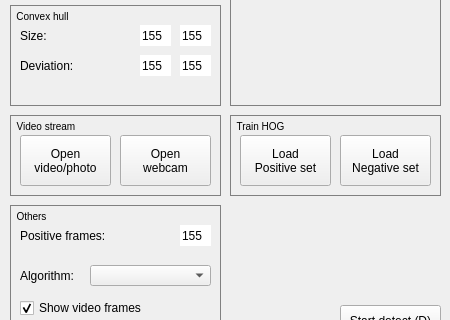
Old version of the form PedestrianDetection/mainwindow.ui in the repository Kexone/diploma-thesis; both pictures show x 0 to 450 and y 111 to 431 of the 450 by 650 pixel window.
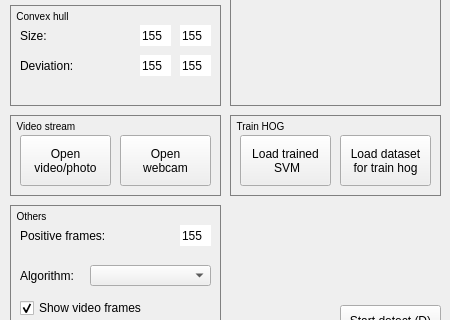
New version of the form. Icons and pictures are not drawn.

The edit to the form file:
```diff
--- a/PedestrianDetection/mainwindow.ui
+++ b/PedestrianDetection/mainwindow.ui
@@ -884,8 +884,8 @@
       <enum>Qt::DefaultContextMenu</enum>
      </property>
      <property name="text">
-      <string>Load 
-Positive set</string>
+      <string>Load trained
+ SVM</string>
      </property>
      <property name="icon">
       <iconset>
@@ -905,8 +905,8 @@
       <enum>Qt::DefaultContextMenu</enum>
      </property>
      <property name="text">
-      <string>Load 
-Negative set</string>
+      <string>Load dataset 
+for train hog</string>
      </property>
      <property name="icon">
       <iconset>
```
Left out of the diff: 4 changed lines with no effect on the pictures.
